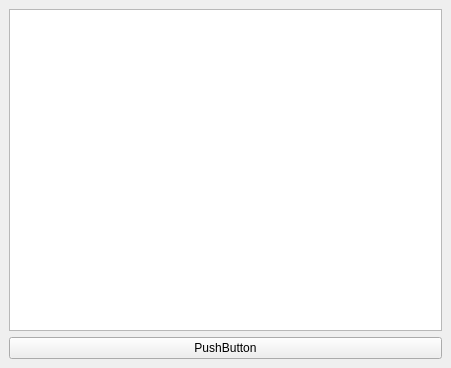
The window that apps/MyQt/ui/myqt.ui (Ingener74/Algoritms-Patterns-Tests) describes before a commit, drawn with Qt 5.
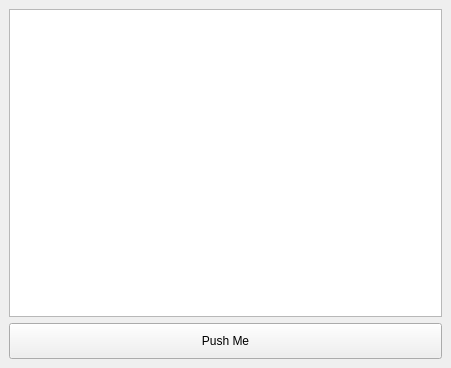
The same window after the commit. Icons and pictures are not drawn.

Commit message: added test_externC test library added resources for myqt

Patch:
```diff
--- a/apps/MyQt/ui/myqt.ui
+++ b/apps/MyQt/ui/myqt.ui
@@ -22,8 +22,24 @@
       </item>
       <item>
        <widget class="QPushButton" name="pushButton">
+        <property name="minimumSize">
+         <size>
+          <width>0</width>
+          <height>36</height>
+         </size>
+        </property>
         <property name="text">
-         <string>PushButton</string>
+         <string>Push Me</string>
+        </property>
+        <property name="icon">
+         <iconset resource="../res/myqtres.qrc">
+          <normaloff>:/icon.png</normaloff>:/icon.png</iconset>
+        </property>
+        <property name="iconSize">
+         <size>
+          <width>18</width>
+          <height>18</height>
+         </size>
         </property>
        </widget>
       </item>
```
Left out of the diff: 4 changed lines with no effect on the pictures. The commit also changes 9 other files.
